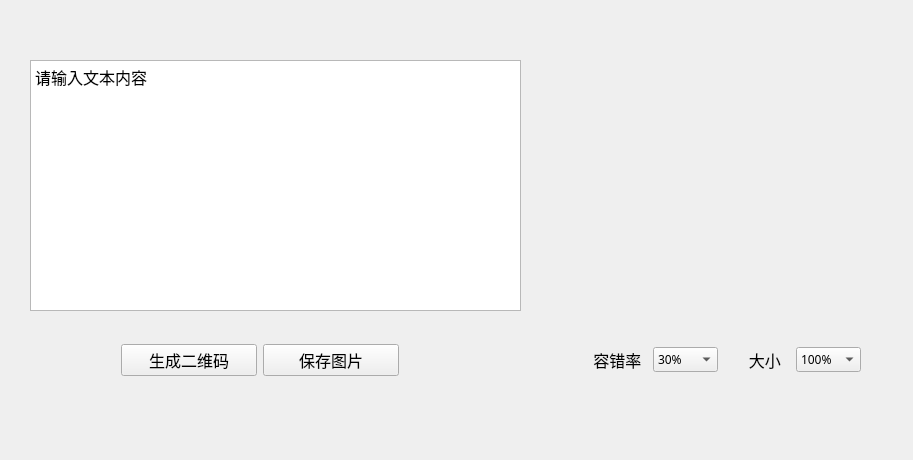
Qt form widget.ui (gitorup/qrencode) before a commit.
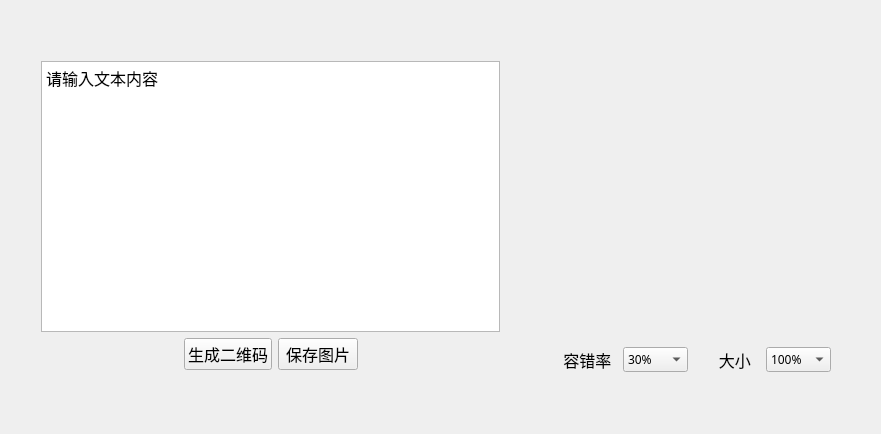
The same form after that commit.

Patch:
```diff
--- a/widget.ui
+++ b/widget.ui
@@ -6,78 +6,17 @@
    <rect>
     <x>0</x>
     <y>0</y>
-    <width>913</width>
-    <height>460</height>
+    <width>881</width>
+    <height>434</height>
    </rect>
   </property>
   <property name="windowTitle">
    <string>Widget</string>
   </property>
-  <widget class="QWidget" name="">
+  <widget class="QWidget" name="layoutWidget">
    <property name="geometry">
     <rect>
-     <x>110</x>
-     <y>330</y>
-     <width>300</width>
-     <height>61</height>
-    </rect>
-   </property>
-   <layout class="QHBoxLayout" name="horizontalLayout_2">
-    <item>
-     <widget class="QPushButton" name="genBtn">
-      <property name="font">
-       <font>
-        <family>微软雅黑</family>
-        <pointsize>12</pointsize>
-       </font>
-      </property>
-      <property name="text">
-       <string>生成二维码</string>
-      </property>
-     </widget>
-    </item>
-    <item>
-     <widget class="QPushButton" name="saveBtn">
-      <property name="font">
-       <font>
-        <family>微软雅黑</family>
-        <pointsize>12</pointsize>
-       </font>
-      </property>
-      <property name="text">
-       <string>保存图片</string>
-      </property>
-     </widget>
-    </item>
-   </layout>
-  </widget>
-  <widget class="QTextEdit" name="textEdit">
-   <property name="geometry">
-    <rect>
-     <x>30</x>
-     <y>60</y>
-     <width>491</width>
-     <height>251</height>
-    </rect>
-   </property>
-   <property name="font">
-    <font>
-     <family>微软雅黑</family>
-     <pointsize>12</pointsize>
-    </font>
-   </property>
-   <property name="html">
-    <string>&lt;!DOCTYPE HTML PUBLIC &quot;-//W3C//DTD HTML 4.0//EN&quot; &quot;http://www.w3.org/TR/REC-html40/strict.dtd&quot;&gt;
-&lt;html&gt;&lt;head&gt;&lt;meta name=&quot;qrichtext&quot; content=&quot;1&quot; /&gt;&lt;style type=&quot;text/css&quot;&gt;
-p, li { white-space: pre-wrap; }
-&lt;/style&gt;&lt;/head&gt;&lt;body style=&quot; font-family:'微软雅黑'; font-size:12pt; font-weight:400; font-style:normal;&quot;&gt;
-&lt;p style=&quot; margin-top:0px; margin-bottom:0px; margin-left:0px; margin-right:0px; -qt-block-indent:0; text-indent:0px;&quot;&gt;&lt;span style=&quot; font-family:'SimSun';&quot;&gt;请输入文本内容&lt;/span&gt;&lt;/p&gt;&lt;/body&gt;&lt;/html&gt;</string>
-   </property>
-  </widget>
-  <widget class="QWidget" name="">
-   <property name="geometry">
-    <rect>
-     <x>570</x>
+     <x>540</x>
      <y>50</y>
      <width>302</width>
      <height>333</height>
@@ -187,14 +126,95 @@
     </item>
    </layout>
   </widget>
-  <zorder>qrLabel</zorder>
-  <zorder></zorder>
-  <zorder></zorder>
-  <zorder>textEdit</zorder>
-  <zorder>qrLabel</zorder>
-  <zorder>rateLabel</zorder>
-  <zorder></zorder>
-  <zorder>qrLabel</zorder>
+  <widget class="QWidget" name="">
+   <property name="geometry">
+    <rect>
+     <x>30</x>
+     <y>50</y>
+     <width>481</width>
+     <height>331</height>
+    </rect>
+   </property>
+   <layout class="QVBoxLayout" name="verticalLayout_2">
+    <item>
+     <widget class="QTextEdit" name="textEdit">
+      <property name="font">
+       <font>
+        <family>微软雅黑</family>
+        <pointsize>12</pointsize>
+       </font>
+      </property>
+      <property name="html">
+       <string>&lt;!DOCTYPE HTML PUBLIC &quot;-//W3C//DTD HTML 4.0//EN&quot; &quot;http://www.w3.org/TR/REC-html40/strict.dtd&quot;&gt;
+&lt;html&gt;&lt;head&gt;&lt;meta name=&quot;qrichtext&quot; content=&quot;1&quot; /&gt;&lt;style type=&quot;text/css&quot;&gt;
+p, li { white-space: pre-wrap; }
+&lt;/style&gt;&lt;/head&gt;&lt;body style=&quot; font-family:'微软雅黑'; font-size:12pt; font-weight:400; font-style:normal;&quot;&gt;
+&lt;p style=&quot; margin-top:0px; margin-bottom:0px; margin-left:0px; margin-right:0px; -qt-block-indent:0; text-indent:0px;&quot;&gt;&lt;span style=&quot; font-family:'SimSun';&quot;&gt;请输入文本内容&lt;/span&gt;&lt;/p&gt;&lt;/body&gt;&lt;/html&gt;</string>
+      </property>
+     </widget>
+    </item>
+    <item>
+     <layout class="QHBoxLayout" name="horizontalLayout">
+      <item>
+       <spacer name="horizontalSpacer">
+        <property name="orientation">
+         <enum>Qt::Horizontal</enum>
+        </property>
+        <property name="sizeHint" stdset="0">
+         <size>
+          <width>40</width>
+          <height>20</height>
+         </size>
+        </property>
+       </spacer>
+      </item>
+      <item>
+       <layout class="QHBoxLayout" name="horizontalLayout_2">
+        <item>
+         <widget class="QPushButton" name="genBtn">
+          <property name="font">
+           <font>
+            <family>微软雅黑</family>
+            <pointsize>12</pointsize>
+           </font>
+          </property>
+          <property name="text">
+           <string>生成二维码</string>
+          </property>
+         </widget>
+        </item>
+        <item>
+         <widget class="QPushButton" name="saveBtn">
+          <property name="font">
+           <font>
+            <family>微软雅黑</family>
+            <pointsize>12</pointsize>
+           </font>
+          </property>
+          <property name="text">
+           <string>保存图片</string>
+          </property>
+         </widget>
+        </item>
+       </layout>
+      </item>
+      <item>
+       <spacer name="horizontalSpacer_2">
+        <property name="orientation">
+         <enum>Qt::Horizontal</enum>
+        </property>
+        <property name="sizeHint" stdset="0">
+         <size>
+          <width>40</width>
+          <height>20</height>
+         </size>
+        </property>
+       </spacer>
+      </item>
+     </layout>
+    </item>
+   </layout>
+  </widget>
  </widget>
  <layoutdefault spacing="6" margin="11"/>
  <resources/>
```
